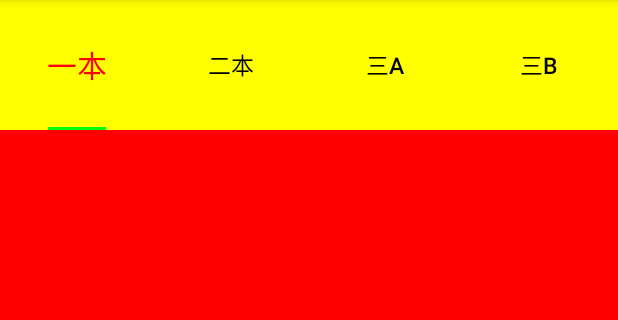
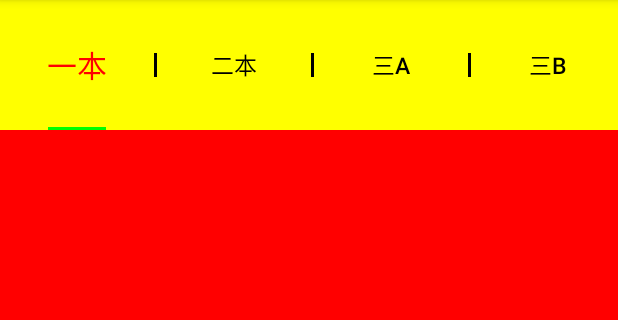
Before and after one commit to fanyis/XTabLayoute, an Android app: the screen it shows after launch (MainActivity), on a phone screen of 412 x 824 dp, the part 84-404 px from its top. Run offline under Robolectric (Android 15) with nearby library versions, the phone set to English and light mode, and no system bars.

Commit message:
增加设置分割线功能

```diff
--- a/app/src/main/res/layout/activity_main.xml
+++ b/app/src/main/res/layout/activity_main.xml
@@ -6,7 +6,8 @@
     android:layout_width="match_parent"
     android:layout_height="match_parent"
     android:orientation="vertical"
-    tools:context="com.androidkun.xtablayout.MainActivity">
+    tools:context="com.androidkun.xtablayout.MainActivity"
+    android:background="#ff0">
 
     <com.androidkun.xtablayout.XTabLayout
         android:id="@+id/xTablayout"
@@ -20,7 +21,10 @@
         app:xTabTextColor="#000"
         app:xTabTextSize="15sp"
         app:xTabDisplayNum="4"
-        app:xTabSelectedTextSize="20sp"/>
+        app:xTabSelectedTextSize="20sp"
+        app:xTabDividerWidth="2dp"
+        app:xTabDividerHeight="15dp"
+        app:xTabDividerColor="#000" />
 
 
     <android.support.v4.view.ViewPager
--- /dev/null
+++ b/xtablayoutlibrary/src/main/java/com/androidkun/xtablayout/DividerDrawable.java
@@ -0,0 +1,117 @@
+package com.androidkun.xtablayout;
+
+import android.content.Context;
+import android.graphics.Canvas;
+import android.graphics.Color;
+import android.graphics.ColorFilter;
+import android.graphics.Paint;
+import android.graphics.PixelFormat;
+import android.graphics.RectF;
+import android.graphics.drawable.Drawable;
+
+/**
+ * Created by Kun on 2017/4/26.
+ * GitHub: https://github.com/AndroidKun
+ * CSDN: http://blog.csdn.net/a1533588867
+ * Description:分割线
+ */
+
+public class DividerDrawable extends Drawable{
+
+    private Paint paint;
+    private RectF rectF;
+    private int color = Color.BLACK;
+
+    private int height =0;
+    private int width;
+
+    public final static int TOP = 0;
+    public final static int CENTER = 1;
+    public final static int BOTTOM = 2;
+    private int gravity = CENTER;
+
+    public DividerDrawable(Context context){
+        width = dip2px(context,2);
+        paint = new Paint();
+        paint.setColor(color);
+        paint.setAntiAlias(true);
+    }
+
+    public void setColor(int color){
+        paint.setColor(color);
+    }
+
+    public void setGravity(int gravity) {
+        if(gravity!=TOP && gravity != CENTER && gravity != BOTTOM){
+            throw new IllegalArgumentException("Gravity must be one of 0(DividerDrawable.TOP)、" +
+                    "1(DividerDrawable.CENTER) and 2(DividerDrawable.BOTTOM)");
+        }
+        this.gravity = gravity;
+    }
+
+    @Override
+    public void draw(Canvas canvas) {
+        canvas.drawColor(Color.TRANSPARENT);
+        if(height==0 || height>=rectF.bottom) {
+            canvas.drawRect(rectF, paint);
+        }else{
+            int margin = (int) ((rectF.bottom - height)/2);
+            switch (gravity){
+                case TOP:
+                    canvas.drawRect(rectF.left,rectF.top,rectF.right,rectF.bottom-margin*2,paint);
+                    break;
+                case CENTER:
+                    canvas.drawRect(rectF.left,rectF.top+margin,rectF.right,rectF.bottom-margin,paint);
+                    break;
+                case BOTTOM:
+                    canvas.drawRect(rectF.left,rectF.top+margin*2,rectF.right,rectF.bottom,paint);
+                    break;
+            }
+        }
+    }
+
+    @Override
+    public void setBounds(int left, int top, int right, int bottom)
+    {
+        super.setBounds(left, top, right, bottom);
+        rectF = new RectF(left, top, right, bottom);
+    }
+
+
+    public void setDividerSize(int width,int height) {
+        this.width = width;
+        this.height = height;
+        invalidateSelf();
+    }
+
+    @Override
+    public int getIntrinsicHeight() {
+        return super.getIntrinsicHeight();
+    }
+
+
+    @Override
+    public int getIntrinsicWidth() {
+        return width;
+    }
+
+    @Override
+    public void setAlpha(int alpha) {
+        paint.setAlpha(alpha);
+    }
+
+    @Override
+    public void setColorFilter(ColorFilter colorFilter) {
+        paint.setColorFilter(colorFilter);
+    }
+
+    @Override
+    public int getOpacity() {
+        return PixelFormat.TRANSLUCENT;
+    }
+
+    public int dip2px(Context context, float dpValue) {
+        final float scale = context.getResources().getDisplayMetrics().density;
+        return (int) (dpValue * scale + 0.5f);
+    }
+}
--- a/xtablayoutlibrary/src/main/java/com/androidkun/xtablayout/XTabLayout.java
+++ b/xtablayoutlibrary/src/main/java/com/androidkun/xtablayout/XTabLayout.java
@@ -7,6 +7,7 @@ import android.content.res.Resources;
 import android.content.res.TypedArray;
 import android.database.DataSetObserver;
 import android.graphics.Canvas;
+import android.graphics.Color;
 import android.graphics.Paint;
 import android.graphics.Rect;
 import android.graphics.drawable.Drawable;
@@ -187,13 +188,18 @@ public class XTabLayout extends HorizontalScrollView {
     private int mTabMaxWidth = Integer.MAX_VALUE;
     private final int mRequestedTabMinWidth;
     private final int mRequestedTabMaxWidth;
-    private  int xTabDisplayNum;
+    private int xTabDisplayNum;
     private final int mScrollableTabMinWidth;
 
     private int mContentInsetStart;
 
     private int mTabGravity;
     private int mMode;
+
+    private int dividerWidth;
+    private int dividerHeight;
+    private int dividerColor;
+    private int dividerGravity;
 
     private XTabLayout.OnTabSelectedListener mOnTabSelectedListener;
 
@@ -250,7 +256,7 @@ public class XTabLayout extends HorizontalScrollView {
         mTabPaddingBottom = a.getDimensionPixelSize(R.styleable.XTabLayout_xTabPaddingBottom,
                 mTabPaddingBottom);
 
-        xTabTextAllCaps = a.getBoolean(R.styleable.XTabLayout_xTabTextAllCaps,false);
+        xTabTextAllCaps = a.getBoolean(R.styleable.XTabLayout_xTabTextAllCaps, false);
 
         mTabTextAppearance = a.getResourceId(R.styleable.XTabLayout_xTabTextAppearance,
                 android.support.design.R.style.TextAppearance_Design_Tab);
@@ -293,6 +299,12 @@ public class XTabLayout extends HorizontalScrollView {
         mContentInsetStart = a.getDimensionPixelSize(R.styleable.XTabLayout_xTabContentStart, 0);
         mMode = a.getInt(R.styleable.XTabLayout_xTabMode, MODE_FIXED);
         mTabGravity = a.getInt(R.styleable.XTabLayout_xTabGravity, GRAVITY_FILL);
+
+        dividerWidth = a.getDimensionPixelSize(R.styleable.XTabLayout_xTabDividerWidth, 0);
+        dividerHeight = a.getDimensionPixelSize(R.styleable.XTabLayout_xTabDividerHeight, 0);
+        dividerColor = a.getColor(R.styleable.XTabLayout_xTabDividerColor, Color.BLACK);
+        dividerGravity = a.getInteger(R.styleable.XTabLayout_xTabDividerGravity, DividerDrawable.CENTER);
+
         a.recycle();
 
         // TODO add attr for these
@@ -302,12 +314,65 @@ public class XTabLayout extends HorizontalScrollView {
 
         // Now apply the tab mode and gravity
         applyModeAndGravity();
+
+        //添加分割线
+        addDivider();
+    }
+
+    /**
+     * 添加分割线
+     */
+    private void addDivider() {
+        post(new Runnable() {
+            @Override
+            public void run() {
+                if (dividerWidth > 0) {
+                    LinearLayout linearLayout = (LinearLayout) getChildAt(0);
+                    linearLayout.setShowDividers(LinearLayout.SHOW_DIVIDER_MIDDLE);
+                    DividerDrawable dividerDrawable = new DividerDrawable(getContext());
+                    dividerDrawable.setDividerSize(dividerWidth, dividerHeight);
+                    dividerDrawable.setColor(dividerColor);
+                    dividerDrawable.setGravity(dividerGravity);
+                    linearLayout.setDividerDrawable(dividerDrawable);
+                }
+            }
+        });
+    }
+
+    /**
+     * 设置分割线长宽
+     * @param width
+     * @param height
+     *        当height =0 时，则分割线长度占满
+     */
+    public void setDividerSize(int width,int height){
+        dividerWidth = width;
+        dividerHeight = height;
+        addDivider();
+    }
+
+    /**
+     * 设置分割线颜色
+     * @param color
+     */
+    public void setDividerColor(int color){
+        dividerColor = color;
+        addDivider();
+    }
+
+    /**
+     * 设置分割线位置
+     */
+    public void setDividerGravity(int gravity){
+        dividerGravity = gravity;
+        addDivider();
+
     }
 
     /**
      * 设置字母是否自动小写转大写
      */
-    public void setAllCaps(boolean allCaps){
+    public void setAllCaps(boolean allCaps) {
         xTabTextAllCaps = allCaps;
 //        invalidate();
     }
@@ -784,25 +849,25 @@ public class XTabLayout extends HorizontalScrollView {
 
     private void addTabView(XTabLayout.Tab tab, boolean setSelected) {
         final XTabLayout.TabView tabView = tab.mView;
-        if(mTabSelectedTextSize!=0) {
+        if (mTabSelectedTextSize != 0) {
             tabView.post(new Runnable() {
                 @Override
                 public void run() {
                     int tabWidth = tabView.getWidth();
                     String text = tabView.getText();
-                    if(!TextUtils.isEmpty(text)) {
+                    if (!TextUtils.isEmpty(text)) {
                         Paint paint = new Paint();
                         paint.setTextSize(mTabSelectedTextSize);
                         Rect rect = new Rect();
-                        paint.getTextBounds(text, 0, text.length(),rect);
-
-                        if(tabWidth - rect.width() < dpToPx(SELECTED_TAB_ADD_WIDTH)){
-                            tabWidth = rect.width()+dpToPx(SELECTED_TAB_ADD_WIDTH);
+                        paint.getTextBounds(text, 0, text.length(), rect);
+
+                        if (tabWidth - rect.width() < dpToPx(SELECTED_TAB_ADD_WIDTH)) {
+                            tabWidth = rect.width() + dpToPx(SELECTED_TAB_ADD_WIDTH);
                             ViewGroup.LayoutParams layoutParams = tabView.getLayoutParams();
                             layoutParams.width = tabWidth;
                             tabView.setLayoutParams(layoutParams);
                         }
-                     }
+                    }
                 }
             });
         }
@@ -890,16 +955,16 @@ public class XTabLayout extends HorizontalScrollView {
             // If we don't have an unspecified width spec, use the given size to calculate
             // the max tab width
             if (mPagerAdapter != null && xTabDisplayNum != 0) {
-                if(mPagerAdapter.getCount()==1 || xTabDisplayNum==1){
+                if (mPagerAdapter.getCount() == 1 || xTabDisplayNum == 1) {
                     WindowManager wm = (WindowManager) getContext()
                             .getSystemService(Context.WINDOW_SERVICE);
                     mTabMaxWidth = wm.getDefaultDisplay().getWidth();
-                }else {
+                } else {
                     mTabMaxWidth = mRequestedTabMaxWidth > 0
                             ? mRequestedTabMaxWidth
                             : specWidth - dpToPx(TAB_MIN_WIDTH_MARGIN);
                 }
-            }else {
+            } else {
                 mTabMaxWidth = mRequestedTabMaxWidth > 0
                         ? mRequestedTabMaxWidth
                         : specWidth - dpToPx(TAB_MIN_WIDTH_MARGIN);
@@ -1113,7 +1178,7 @@ public class XTabLayout extends HorizontalScrollView {
             return mTag;
         }
 
-        public int getTextWidth(){
+        public int getTextWidth() {
             return mView.getTextWidth();
         }
 
@@ -1378,17 +1443,17 @@ public class XTabLayout extends HorizontalScrollView {
             setClickable(true);
         }
 
-        public String getText(){
+        public String getText() {
             return mTextView.getText().toString();
         }
 
-        public int getTextWidth(){
-            if(TextUtils.isEmpty(mTextView.getText().toString())){
+        public int getTextWidth() {
+            if (TextUtils.isEmpty(mTextView.getText().toString())) {
                 return 0;
             }
             Rect rect = new Rect();
             String content = mTextView.getText().toString();
-            mTextView.getPaint().getTextBounds(content,0,content.length(),rect);
+            mTextView.getPaint().getTextBounds(content, 0, content.length(), rect);
             return rect.width();
         }
 
@@ -1409,13 +1474,13 @@ public class XTabLayout extends HorizontalScrollView {
             final boolean changed = (isSelected() != selected);
             super.setSelected(selected);
             if (!selected) {
-                if(xTabBackgroundColor!=0) {
+                if (xTabBackgroundColor != 0) {
                     setBackgroundColor(xTabBackgroundColor);
                 }
                 mTextView.setTextSize(TypedValue.COMPLEX_UNIT_PX, mTabTextSize);
             }
             if (changed && selected) {
-                if(xTabSelectedBackgroundColor!=0){
+                if (xTabSelectedBackgroundColor != 0) {
                     setBackgroundColor(xTabSelectedBackgroundColor);
                 }
                 sendAccessibilityEvent(AccessibilityEvent.TYPE_VIEW_SELECTED);
@@ -1615,7 +1680,7 @@ public class XTabLayout extends HorizontalScrollView {
             final boolean hasText = !TextUtils.isEmpty(text);
             if (textView != null) {
                 if (hasText) {
-                    Log.w("AAA","title:"+text);
+                    Log.w("AAA", "title:" + text);
                     textView.setAllCaps(xTabTextAllCaps);
                     textView.setText(text);
                     textView.setVisibility(VISIBLE);
@@ -1832,10 +1897,10 @@ public class XTabLayout extends HorizontalScrollView {
                 right = selectedTitle.getRight();
 
                 int haftWidth = 0;
-                if(mSelectedIndicatorWidth!=0){
-                    int maxWidth = mIndicatorRight-mIndicatorLeft;
-                    if(maxWidth>mSelectedIndicatorWidth){
-                        haftWidth = (maxWidth-mSelectedIndicatorWidth)/2;
+                if (mSelectedIndicatorWidth != 0) {
+                    int maxWidth = mIndicatorRight - mIndicatorLeft;
+                    if (maxWidth > mSelectedIndicatorWidth) {
+                        haftWidth = (maxWidth - mSelectedIndicatorWidth) / 2;
                         left += haftWidth;
                         right -= haftWidth;
                     }
@@ -1950,7 +2015,7 @@ public class XTabLayout extends HorizontalScrollView {
                         mIndicatorLeft += (maxWidth - mSelectedIndicatorWidth) / 2;
                         mIndicatorRight -= (maxWidth - mSelectedIndicatorWidth) / 2;
                     }
-                }else{
+                } else {
                     int maxWidth = mIndicatorRight - mIndicatorLeft;
                     if (maxWidth > mSelectedTab.getTextWidth()) {
                         mIndicatorLeft += (maxWidth - mSelectedTab.getTextWidth()) / 2;
@@ -1997,12 +2062,12 @@ public class XTabLayout extends HorizontalScrollView {
         if (mPagerAdapter != null && xTabDisplayNum != 0) {
             WindowManager wm = (WindowManager) getContext()
                     .getSystemService(Context.WINDOW_SERVICE);
-            if(mPagerAdapter.getCount()==1|| xTabDisplayNum==1){
+            if (mPagerAdapter.getCount() == 1 || xTabDisplayNum == 1) {
                 return wm.getDefaultDisplay().getWidth();
-            }else if(mPagerAdapter.getCount()<xTabDisplayNum){
-                return wm.getDefaultDisplay().getWidth()/mPagerAdapter.getCount();
-            }else{
-                return wm.getDefaultDisplay().getWidth()/xTabDisplayNum;
+            } else if (mPagerAdapter.getCount() < xTabDisplayNum) {
+                return wm.getDefaultDisplay().getWidth() / mPagerAdapter.getCount();
+            } else {
+                return wm.getDefaultDisplay().getWidth() / xTabDisplayNum;
             }
         }
         if (mRequestedTabMinWidth != INVALID_WIDTH) {
```
Also changed, not shown: xtablayoutlibrary/src/main/res/values/attrs.xml (+9 -0 lines).
